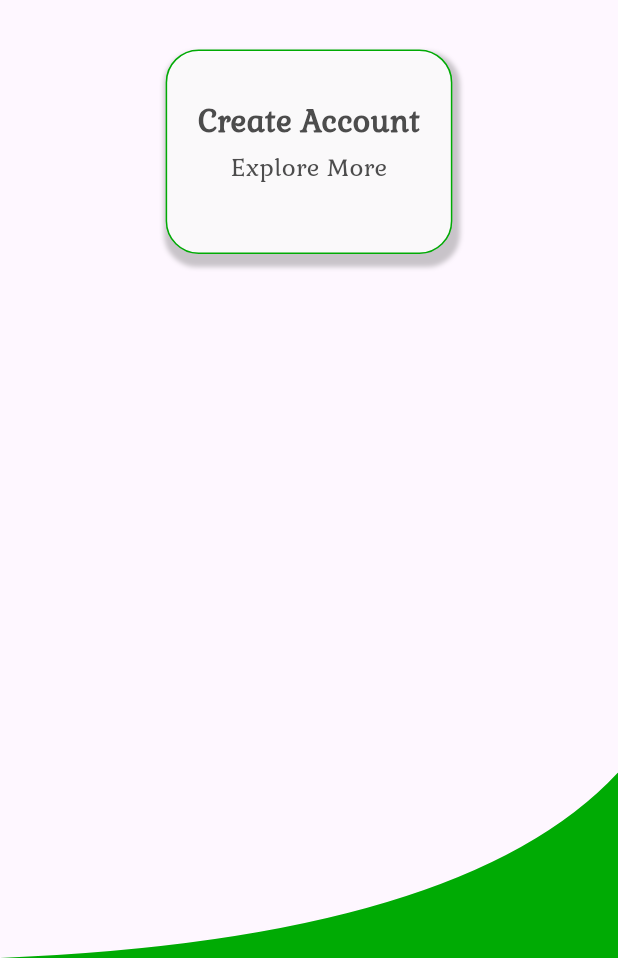
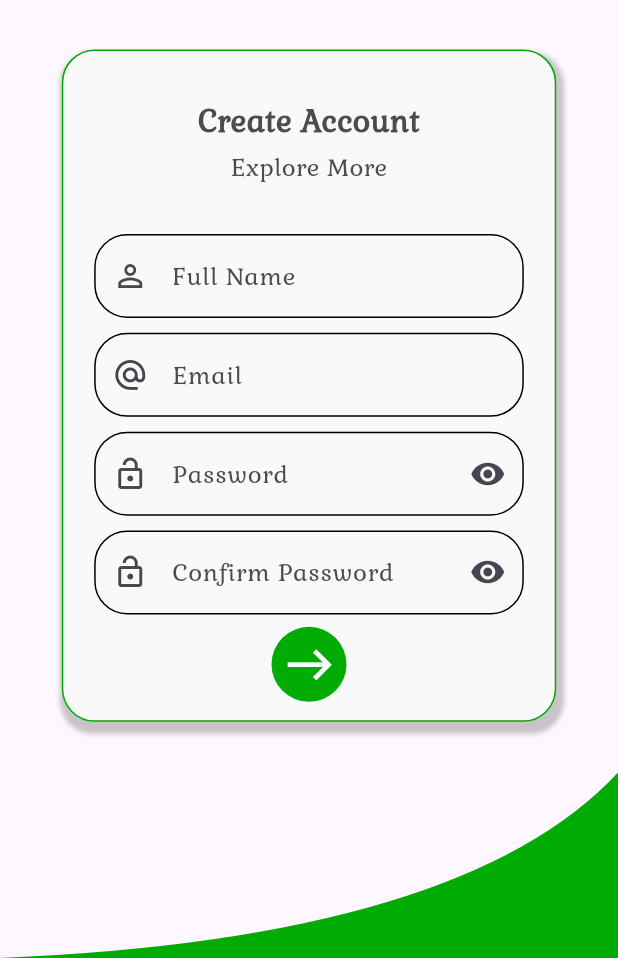
Before and after one commit to MustafaSheeha/SpeedCircles, a Flutter app: the RegisterView screen opened by its route, on a phone screen of 412 x 824 dp, the part 278-1236 px from its top. Run offline on Flutter 3.47's test engine with Material 3 defaults, Android fonts, the phone set to English and light mode, and no system bars; our stand-ins replace get, shared_preferences; accounts and stored records are empty; statements that could not run were skipped.

Commit message:
Refactor auth register and login UI components
- Reorganized the code structure of the auth register and login UI components
- Updated the UI design of the AuthContainerWidget and AuthButton
- Added a new AuthFormWidget to handle the form fields in the auth register and login screens
- Updated the RegisterBodyWidget to use the new AuthFormWidget and CustomTextFormField widgets for the form fields.

```diff
--- a/lib/features/auth/register/view/widgets/register_body_widget.dart
+++ b/lib/features/auth/register/view/widgets/register_body_widget.dart
@@ -1,7 +1,9 @@
-
 import 'package:flutter/material.dart';
-
+import 'package:get/get.dart';
+import 'package:speedcircles/features/auth/widgets/auth_form_widget.dart';
 import '../../../../../core/constants/app_strings.dart';
+import '../../../../../core/widgets/custom_text_form_field.dart';
+import '../../../../../core/widgets/vertical_space.dart';
 import '../../../widgets/auth_container_widget.dart';
 import '../../../widgets/auth_template_widget.dart';
 import '../../../widgets/welcome_widget.dart';
@@ -13,16 +15,41 @@ class RegisterBodyWidget extends StatelessWidget {
 
   @override
   Widget build(BuildContext context) {
-    return const AuthTemplateWidget(
+    return AuthTemplateWidget(
       authTemplateBody: AuthContainerWidget(
-        welcomeWidget: WelcomeWidget(
-          title: AppStrings.createAccount,
-          suTitle: AppStrings.exploreMore,
-        ),
-        formWidget: Column(
-          children: <Widget>[],
-        ),
-      ),
+          welcomeWidget: const WelcomeWidget(
+            title: AppStrings.createAccount,
+            suTitle: AppStrings.exploreMore,
+          ),
+          formWidget: AuthFormWidget(
+            textFormFieldList: Column(
+              children: [
+                const CustomTextFormField(
+                  obscureText: false,
+                  labelText: AppStrings.fullName,
+                  prefixIcon: Icon(Icons.person_outline_outlined),
+                ),
+                VerticalSpace(Get.height * 0.012),
+                const CustomTextFormField(
+                  obscureText: false,
+                  labelText: AppStrings.email,
+                  prefixIcon: Icon(Icons.alternate_email_outlined),
+                ),
+                VerticalSpace(Get.height * 0.012),
+                const CustomTextFormField(
+                  obscureText: true,
+                  labelText: AppStrings.password,
+                  prefixIcon: Icon(Icons.lock_open_outlined),
+                ),
+                VerticalSpace(Get.height * 0.012),
+                const CustomTextFormField(
+                  obscureText: true,
+                  labelText: AppStrings.confirmPassword,
+                  prefixIcon: Icon(Icons.lock_open_outlined),
+                ),
+              ],
+            ),
+          )),
     );
   }
 }
--- a/lib/features/auth/widgets/auth_button.dart
+++ b/lib/features/auth/widgets/auth_button.dart
@@ -12,10 +12,10 @@ class AuthButton extends StatelessWidget {
   Widget build(BuildContext context) {
     return CircleAvatar(
       backgroundColor: AppColors.primary,
-      radius: 30,
+      radius: 25,
       child: IconButton(
         onPressed: onPressed,
-        icon: const Icon(Icons.east, color: AppColors.white, size: 45),
+        icon: const Icon(Icons.east, color: AppColors.white, size: 35),
       ),
     );
   }
--- a/lib/features/auth/widgets/auth_container_widget.dart
+++ b/lib/features/auth/widgets/auth_container_widget.dart
@@ -14,7 +14,8 @@ class AuthContainerWidget extends StatelessWidget {
   final Widget formWidget;
   @override
   Widget build(BuildContext context) {
-    return Container(
+    return SingleChildScrollView(
+      child: Container(
         margin: EdgeInsets.symmetric(horizontal: Get.width * 0.1),
         padding: EdgeInsets.symmetric(horizontal: Get.width * 0.05),
         decoration: BoxDecoration(
@@ -39,6 +40,7 @@ class AuthContainerWidget extends StatelessWidget {
             VerticalSpace(Get.height * 0.015),
           ],
         ),
+      ),
     );
   }
 }
--- a/lib/features/auth/widgets/auth_form_widget.dart
+++ b/lib/features/auth/widgets/auth_form_widget.dart
@@ -12,7 +12,7 @@ class AuthFormWidget extends StatelessWidget {
         child: Column(
       children: [
         textFormFieldList,
-        VerticalSpace(Get.height * 0.02),
+        VerticalSpace(Get.height * 0.01),
         const AuthButton()
       ],
     ));
```
Lines whose indentation alone changed are shown as unchanged.
